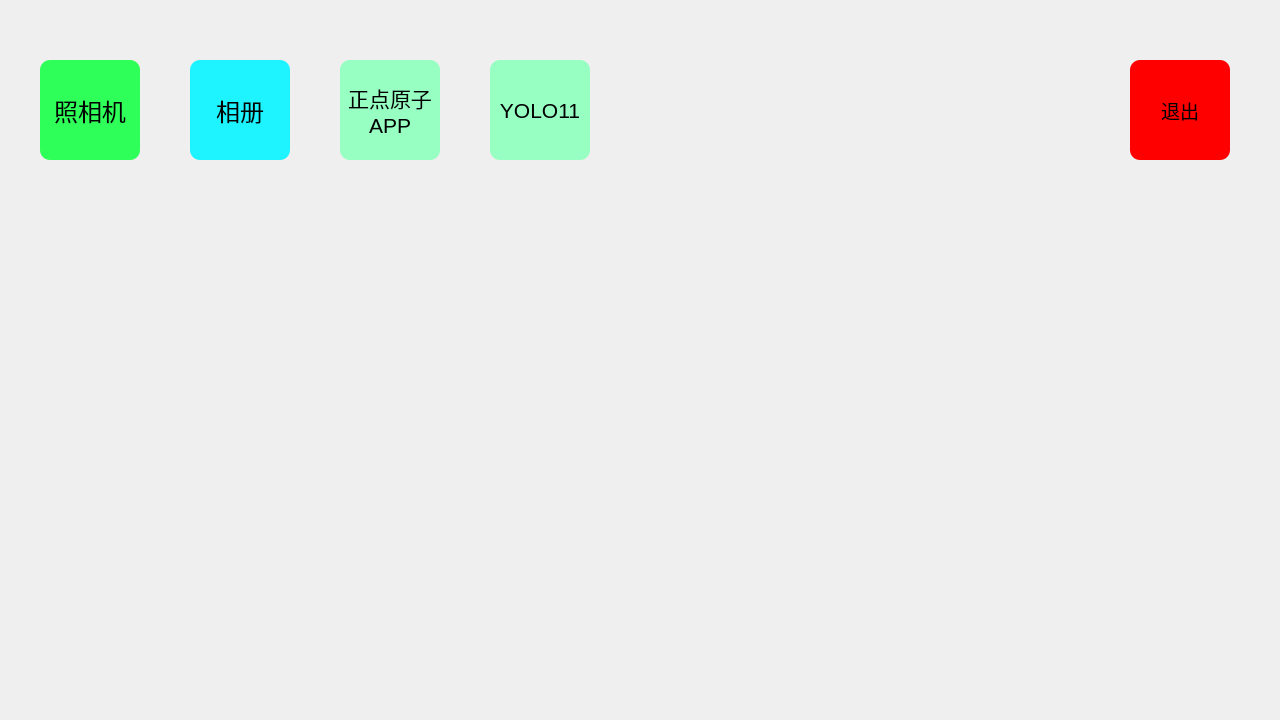
Above: src/index/app2025.ui from HXBJ1737/Linux_Qt_app before the change. Below: the same form after it.
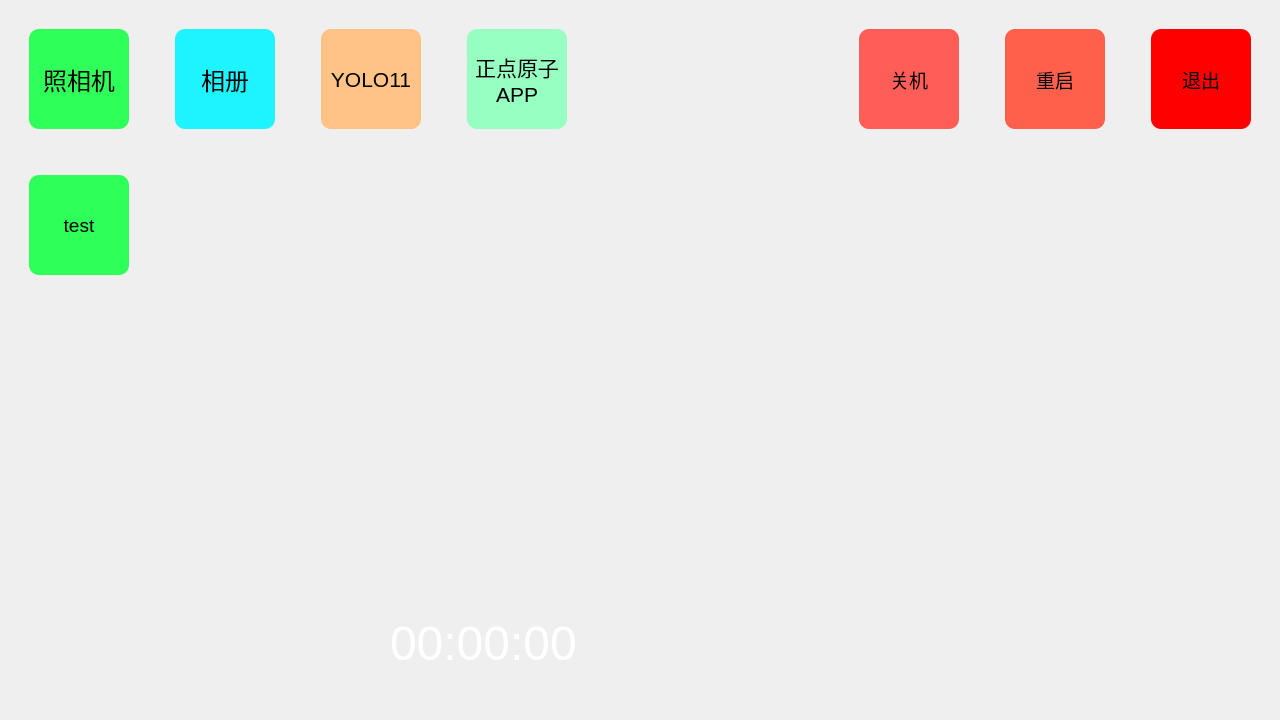
That is the form after the change. Icons and pictures are not drawn.

Diff of the .ui file:
```diff
--- a/src/index/app2025.ui
+++ b/src/index/app2025.ui
@@ -10,6 +10,18 @@
     <height>720</height>
    </rect>
   </property>
+  <property name="minimumSize">
+   <size>
+    <width>800</width>
+    <height>480</height>
+   </size>
+  </property>
+  <property name="maximumSize">
+   <size>
+    <width>1280</width>
+    <height>720</height>
+   </size>
+  </property>
   <property name="font">
    <font>
     <family>Consolas</family>
@@ -19,6 +31,9 @@
   <property name="windowTitle">
    <string>app2025</string>
   </property>
+  <property name="styleSheet">
+   <string notr="true"/>
+  </property>
   <widget class="QWidget" name="centralwidget">
    <property name="minimumSize">
     <size>
@@ -37,18 +52,162 @@
 	border-image: url(:/img/b.jpg);
 }
 
-
-
+QPushButton{
+	margin: 20px 20px
+}
 </string>
    </property>
+   <layout class="QGridLayout" name="gridLayout_2">
+    <item row="3" column="0">
+     <spacer name="verticalSpacer_2">
+      <property name="orientation">
+       <enum>Qt::Vertical</enum>
+      </property>
+      <property name="sizeType">
+       <enum>QSizePolicy::Fixed</enum>
+      </property>
+      <property name="sizeHint" stdset="0">
+       <size>
+        <width>20</width>
+        <height>40</height>
+       </size>
+      </property>
+     </spacer>
+    </item>
+    <item row="1" column="0">
+     <spacer name="verticalSpacer">
+      <property name="orientation">
+       <enum>Qt::Vertical</enum>
+      </property>
+      <property name="sizeType">
+       <enum>QSizePolicy::Expanding</enum>
+      </property>
+      <property name="sizeHint" stdset="0">
+       <size>
+        <width>20</width>
+        <height>287</height>
+       </size>
+      </property>
+     </spacer>
+    </item>
+    <item row="2" column="0">
+     <layout class="QHBoxLayout" name="horizontalLayout_2">
+      <item>
+       <widget class="QLabel" name="time_label">
+        <property name="maximumSize">
+         <size>
+          <width>500</width>
+          <height>100</height>
+         </size>
+        </property>
+        <property name="font">
+         <font>
+          <pointsize>36</pointsize>
+         </font>
+        </property>
+        <property name="styleSheet">
+         <string notr="true">
+color: rgb(255, 255, 255);</string>
+        </property>
+        <property name="text">
+         <string>00:00:00</string>
+        </property>
+       </widget>
+      </item>
+     </layout>
+    </item>
+    <item row="0" column="0">
+     <layout class="QGridLayout" name="gridLayout" rowstretch="1,0,0" columnstretch="0,0,0,0,0,0,0,0,0,0,0" rowminimumheight="1,0,0">
+      <property name="sizeConstraint">
+       <enum>QLayout::SetDefaultConstraint</enum>
+      </property>
+      <property name="leftMargin">
+       <number>0</number>
+      </property>
+      <property name="rightMargin">
+       <number>0</number>
+      </property>
+      <item row="0" column="3">
+       <widget class="QPushButton" name="app3_btn">
+        <property name="sizePolicy">
+         <sizepolicy hsizetype="Minimum" vsizetype="Fixed">
+          <horstretch>1</horstretch>
+          <verstretch>1</verstretch>
+         </sizepolicy>
+        </property>
+        <property name="minimumSize">
+         <size>
+          <width>140</width>
+          <height>140</height>
+         </size>
+        </property>
+        <property name="maximumSize">
+         <size>
+          <width>140</width>
+          <height>140</height>
+         </size>
+        </property>
+        <property name="font">
+         <font>
+          <family>Microsoft YaHei UI</family>
+          <pointsize>16</pointsize>
+         </font>
+        </property>
+        <property name="styleSheet">
+         <string notr="true">color: rgb(0, 0, 0);
+background-color: rgb(151, 255, 194);
+border-radius: 10px;
+min-width: 100px;
+min-height: 100px;
+max-width: 100px;
+max-height: 100px;</string>
+        </property>
+        <property name="text">
+         <string>正点原子
+APP</string>
+        </property>
+       </widget>
+      </item>
+      <item row="0" column="5">
+       <widget class="QPushButton" name="poweroff_pushButton">
+        <property name="font">
+         <font>
+          <pointsize>14</pointsize>
+         </font>
+        </property>
+        <property name="styleSheet">
+         <string notr="true">color: rgb(0, 0, 0);
+background-color: rgb(255, 94, 88);
+border-radius: 10px;
+min-width: 100px;
+min-height: 100px;
+max-width: 100px;
+max-height: 100px;</string>
+        </property>
+        <property name="text">
+         <string>关机</string>
+        </property>
+       </widget>
+      </item>
+      <item row="0" column="0">
    <widget class="QPushButton" name="app1_btn">
-    <property name="geometry">
-     <rect>
-      <x>40</x>
-      <y>60</y>
-      <width>100</width>
-      <height>100</height>
-     </rect>
+        <property name="sizePolicy">
+         <sizepolicy hsizetype="Fixed" vsizetype="Fixed">
+          <horstretch>1</horstretch>
+          <verstretch>1</verstretch>
+         </sizepolicy>
+        </property>
+        <property name="minimumSize">
+         <size>
+          <width>140</width>
+          <height>140</height>
+         </size>
+        </property>
+        <property name="maximumSize">
+         <size>
+          <width>140</width>
+          <height>140</height>
+         </size>
     </property>
     <property name="font">
      <font>
@@ -61,7 +220,13 @@
     <property name="styleSheet">
      <string notr="true">color: rgb(0, 0, 0);
 background-color: rgb(47, 255, 89);
-border-radius: 10px;</string>
+border-radius: 10px;
+min-width: 100px;
+min-height: 100px;
+max-width: 100px;
+max-height: 100px;
+
+</string>
     </property>
     <property name="text">
      <string>照相机</string>
@@ -76,14 +241,26 @@
      <bool>false</bool>
     </property>
    </widget>
+      </item>
+      <item row="0" column="1">
    <widget class="QPushButton" name="app2_btn">
-    <property name="geometry">
-     <rect>
-      <x>190</x>
-      <y>60</y>
-      <width>100</width>
-      <height>100</height>
-     </rect>
+        <property name="sizePolicy">
+         <sizepolicy hsizetype="Minimum" vsizetype="Fixed">
+          <horstretch>1</horstretch>
+          <verstretch>1</verstretch>
+         </sizepolicy>
+        </property>
+        <property name="minimumSize">
+         <size>
+          <width>140</width>
+          <height>140</height>
+         </size>
+        </property>
+        <property name="maximumSize">
+         <size>
+          <width>140</width>
+          <height>140</height>
+         </size>
     </property>
     <property name="font">
      <font>
@@ -94,20 +271,131 @@
     <property name="styleSheet">
      <string notr="true">color: rgb(0, 0, 0);
 background-color: rgb(29, 244, 255);
-border-radius: 10px;</string>
+border-radius: 10px;
+min-width: 100px;
+min-height: 100px;
+max-width: 100px;
+max-height: 100px;
+</string>
     </property>
     <property name="text">
      <string>相册</string>
     </property>
    </widget>
+      </item>
+      <item row="0" column="4">
+       <spacer name="horizontalSpacer">
+        <property name="orientation">
+         <enum>Qt::Horizontal</enum>
+        </property>
+        <property name="sizeHint" stdset="0">
+         <size>
+          <width>40</width>
+          <height>20</height>
+         </size>
+        </property>
+       </spacer>
+      </item>
+      <item row="2" column="0">
+       <widget class="QPushButton" name="test_pushButton">
+        <property name="styleSheet">
+         <string notr="true">color: rgb(0, 0, 0);
+background-color: rgb(47, 255, 89);
+border-radius: 10px;
+min-width: 100px;
+min-height: 100px;
+max-width: 100px;
+max-height: 100px;
+
+</string>
+        </property>
+        <property name="text">
+         <string>test</string>
+        </property>
+       </widget>
+      </item>
+      <item row="0" column="2">
+       <widget class="QPushButton" name="app4_btn">
+        <property name="sizePolicy">
+         <sizepolicy hsizetype="Minimum" vsizetype="Fixed">
+          <horstretch>1</horstretch>
+          <verstretch>1</verstretch>
+         </sizepolicy>
+        </property>
+        <property name="minimumSize">
+         <size>
+          <width>140</width>
+          <height>140</height>
+         </size>
+        </property>
+        <property name="maximumSize">
+         <size>
+          <width>140</width>
+          <height>140</height>
+         </size>
+        </property>
+        <property name="font">
+         <font>
+          <family>Microsoft YaHei UI</family>
+          <pointsize>16</pointsize>
+         </font>
+        </property>
+        <property name="styleSheet">
+         <string notr="true">color: rgb(0, 0, 0);
+background-color: rgb(255, 195, 134);
+border-radius: 10px;
+min-width: 100px;
+min-height: 100px;
+max-width: 100px;
+max-height: 100px;
+</string>
+        </property>
+        <property name="text">
+         <string>YOLO11</string>
+        </property>
+       </widget>
+      </item>
+      <item row="0" column="9">
+       <widget class="QPushButton" name="reboot_pushButton">
+        <property name="font">
+         <font>
+          <pointsize>14</pointsize>
+         </font>
+        </property>
+        <property name="styleSheet">
+         <string notr="true">color: rgb(0, 0, 0);
+background-color: rgb(255, 96, 75);
+border-radius: 10px;
+min-width: 100px;
+min-height: 100px;
+max-width: 100px;
+max-height: 100px;
+</string>
+        </property>
+        <property name="text">
+         <string>重启</string>
+        </property>
+       </widget>
+      </item>
+      <item row="0" column="10">
    <widget class="QPushButton" name="close_btn">
-    <property name="geometry">
-     <rect>
-      <x>1130</x>
-      <y>60</y>
-      <width>100</width>
-      <height>100</height>
-     </rect>
+        <property name="sizePolicy">
+         <sizepolicy hsizetype="Minimum" vsizetype="Fixed">
+          <horstretch>1</horstretch>
+          <verstretch>1</verstretch>
+         </sizepolicy>
+        </property>
+        <property name="minimumSize">
+         <size>
+          <width>140</width>
+          <height>140</height>
+         </size>
+        </property>
+        <property name="maximumSize">
+         <size>
+          <width>140</width>
+          <height>140</height>
+         </size>
     </property>
     <property name="font">
      <font>
@@ -118,61 +406,20 @@
     <property name="styleSheet">
      <string notr="true">color: rgb(0, 0, 0);
 background-color: rgb(255, 0, 0);
-border-radius: 10px;</string>
+border-radius: 10px;
+min-width: 100px;
+min-height: 100px;
+max-width: 100px;
+max-height: 100px;</string>
     </property>
     <property name="text">
      <string>退出</string>
     </property>
    </widget>
-   <widget class="QPushButton" name="app3_btn">
-    <property name="geometry">
-     <rect>
-      <x>340</x>
-      <y>60</y>
-      <width>100</width>
-      <height>100</height>
-     </rect>
-    </property>
-    <property name="font">
-     <font>
-      <family>Microsoft YaHei UI</family>
-      <pointsize>16</pointsize>
-     </font>
-    </property>
-    <property name="styleSheet">
-     <string notr="true">color: rgb(0, 0, 0);
-background-color: rgb(151, 255, 194);
-border-radius: 10px;</string>
-    </property>
-    <property name="text">
-     <string>正点原子
-APP</string>
-    </property>
-   </widget>
-   <widget class="QPushButton" name="app4_btn">
-    <property name="geometry">
-     <rect>
-      <x>490</x>
-      <y>60</y>
-      <width>100</width>
-      <height>100</height>
-     </rect>
-    </property>
-    <property name="font">
-     <font>
-      <family>Microsoft YaHei UI</family>
-      <pointsize>16</pointsize>
-     </font>
-    </property>
-    <property name="styleSheet">
-     <string notr="true">color: rgb(0, 0, 0);
-background-color: rgb(151, 255, 194);
-border-radius: 10px;</string>
-    </property>
-    <property name="text">
-     <string>YOLO11</string>
-    </property>
-   </widget>
+      </item>
+     </layout>
+    </item>
+   </layout>
   </widget>
  </widget>
  <resources/>
```
Lines whose indentation alone changed are shown as unchanged.
